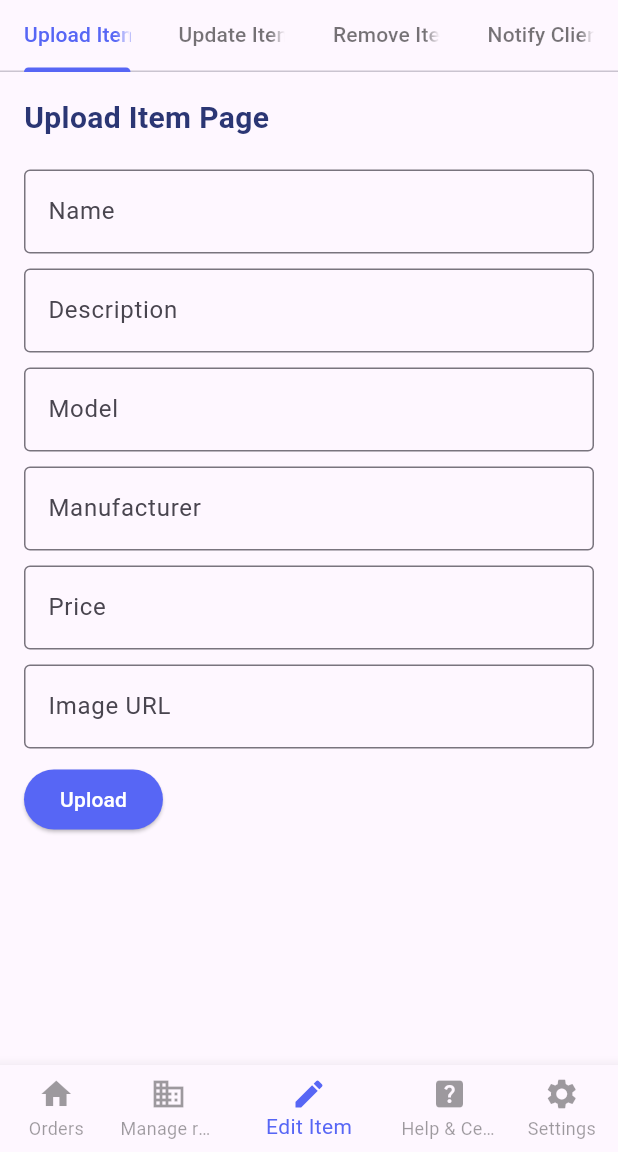
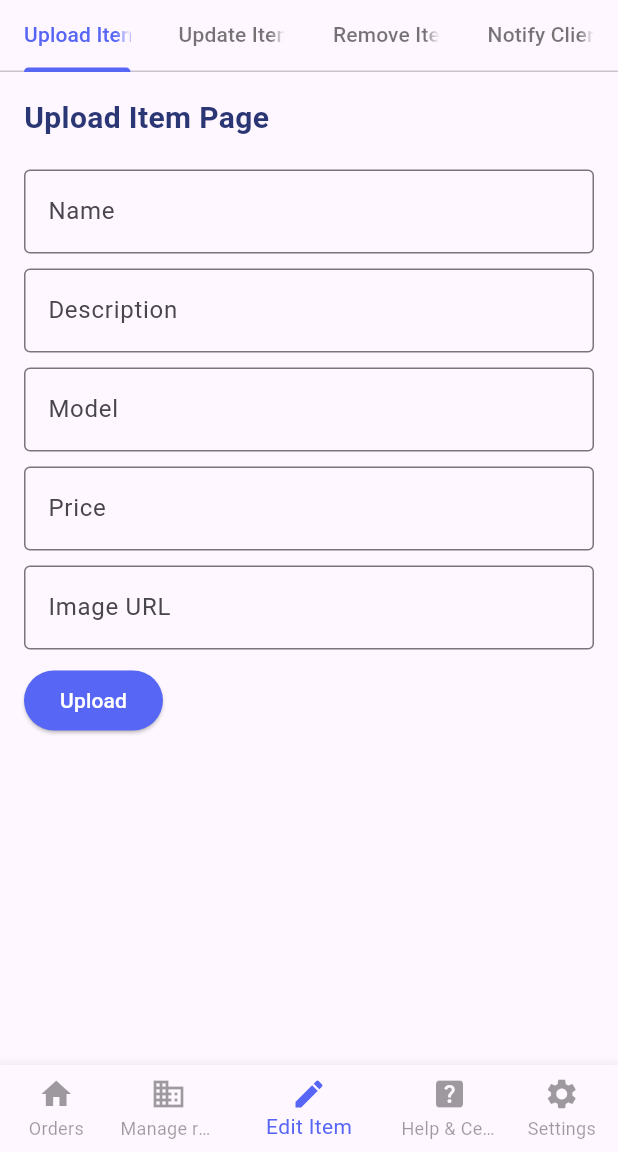
Before and after one commit to upc-pre-202402-cc238-sw65-dev-raid/cartunn-mobile-app, a Flutter app: the screen it shows after launch, item 3 of the bottom bar chosen, after a tap on "Upload", on a phone screen of 412 x 824 dp, the part 84-1236 px from its top. Run offline on Flutter 3.47's test engine with Material 3 defaults, Android fonts, the light colour scheme and no system bars.

Commit message:
feat: delete the extra textfield

```diff
--- a/lib/views/editItem/uploadItem/upload_item.dart
+++ b/lib/views/editItem/uploadItem/upload_item.dart
@@ -17,7 +17,6 @@ class UploadItemPageState extends State<UploadItemPage> {
   final TextEditingController _nameController = TextEditingController();
   final TextEditingController _descriptionController = TextEditingController();
   final TextEditingController _modelController = TextEditingController();
-  final TextEditingController _manufacturerController = TextEditingController();
   final TextEditingController _priceController = TextEditingController();
   final TextEditingController _imageController = TextEditingController();
 
@@ -25,10 +24,9 @@ class UploadItemPageState extends State<UploadItemPage> {
     if (_formKey.currentState!.validate()) {
       const String url = 'https://cartunn.up.railway.app/api/v1/products';
       final Map<String, dynamic> data = {
-        "name": _nameController.text,
+        "title": _nameController.text,
         "description": _descriptionController.text,
         "model": _modelController.text,
-        "manufacturer": _manufacturerController.text,
         "price": double.parse(_priceController.text),
         "image": _imageController.text,
       };
@@ -82,8 +80,6 @@ class UploadItemPageState extends State<UploadItemPage> {
               const SizedBox(height: 10),
               CustomTextField(controller: _modelController, label: 'Model'),
               const SizedBox(height: 10),
-              CustomTextField(controller: _manufacturerController, label: 'Manufacturer'),
-              const SizedBox(height: 10),
               CustomTextField(controller: _priceController, label: 'Price'),
               const SizedBox(height: 10),
               CustomTextField(controller: _imageController, label: 'Image URL'),
@@ -111,7 +107,6 @@ class UploadItemPageState extends State<UploadItemPage> {
     _nameController.dispose();
     _descriptionController.dispose();
     _modelController.dispose();
-    _manufacturerController.dispose();
     _priceController.dispose();
     _imageController.dispose();
     super.dispose();
```
